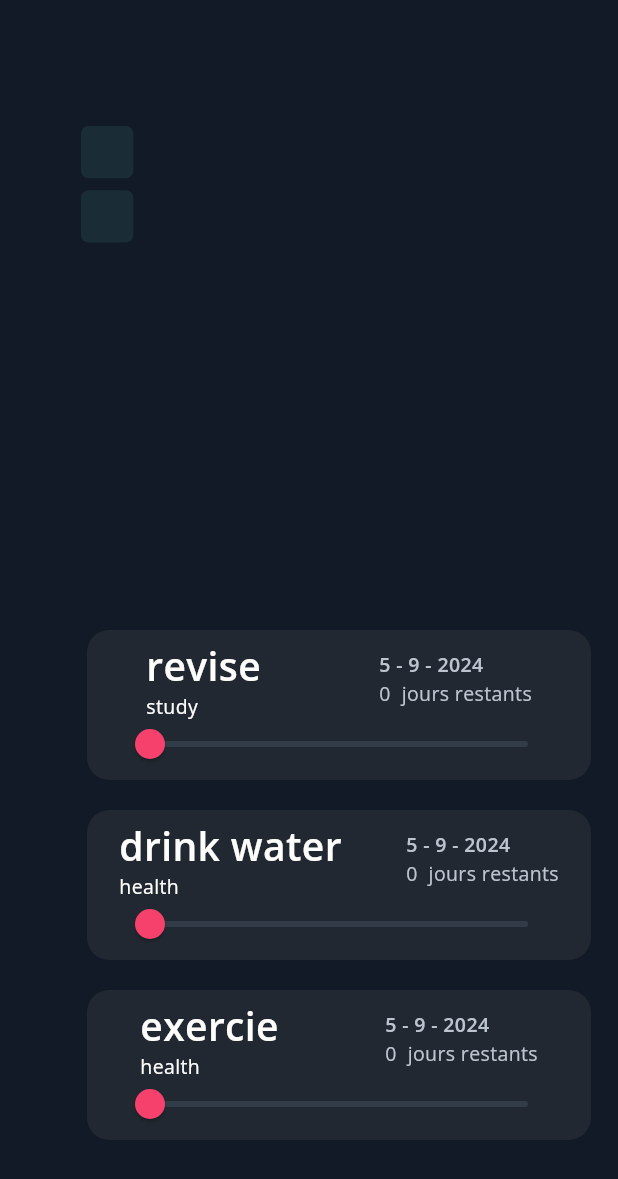
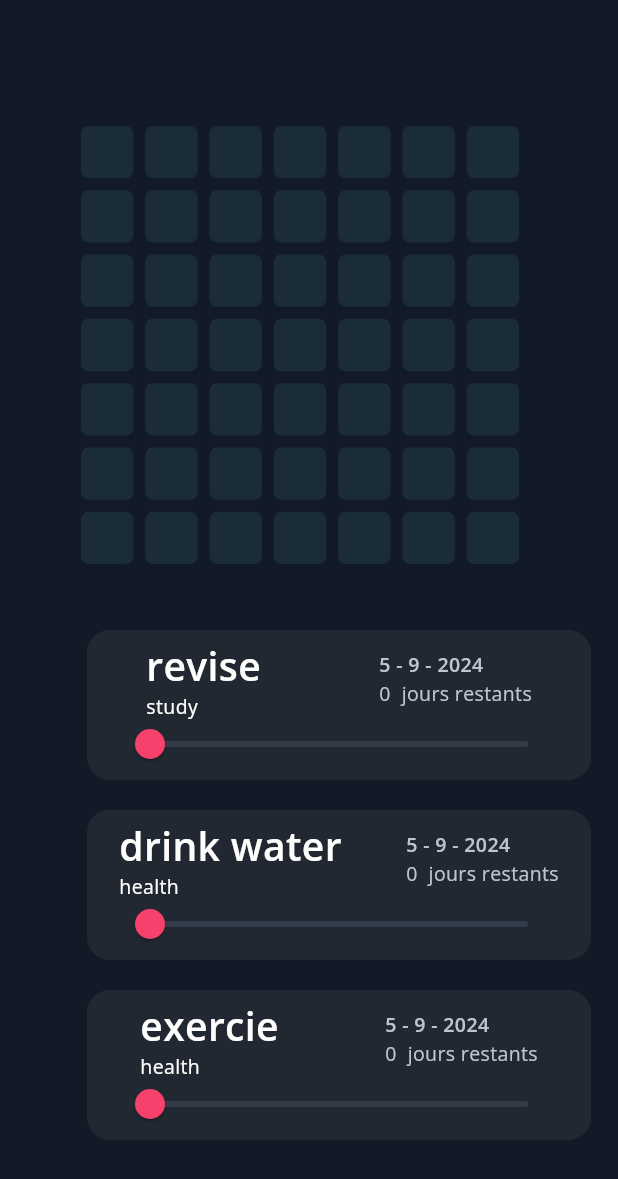
Before and after one commit to Adam-BACHI/productivity-app, a Flutter app: the HeatMapPage screen opened directly, on a phone screen of 412 x 824 dp. Shown: the top 1179 px of the screen. Run offline on Flutter 3.47's test engine with Material 3 defaults, Android fonts, the phone set to English and light mode, and no system bars; drawn by our look-alikes of flutter_slidable; our stand-ins replace flutter_staggered_animations, google_nav_bar, hive_flutter, lottie, smooth_page_indicator; accounts and stored records are empty.

Commit message:
Added animations and removing option for categories (if no task is within that categorie)

```diff
--- a/lib/comps/monthSummery.dart
+++ b/lib/comps/monthSummery.dart
@@ -1,4 +1,5 @@
 import 'package:flutter/material.dart';
+import 'package:flutter_staggered_animations/flutter_staggered_animations.dart';
 import 'package:hive_flutter/hive_flutter.dart';
 import 'package:productivity_app/comps/daySquare.dart';
 import 'package:productivity_app/dataBase/TaskList.dart';
@@ -38,20 +39,35 @@ class _MonthSummeryState extends State<MonthSummery> {
         alignment: Alignment.topCenter,
         child: SizedBox(
           height: 300,
+          child: AnimationLimiter(
             child: GridView.builder(
                 itemCount:
                     DateTime.now().difference(_myBase.get("STARTDATE")).inDays +
-                      2,
+                                2 >=
+                            49
+                        ? DateTime.now()
+                                .difference(_myBase.get("STARTDATE"))
+                                .inDays +
+                            2
+                        : 49,
                 scrollDirection: Axis.horizontal,
-              gridDelegate:
-                  SliverGridDelegateWithFixedCrossAxisCount(crossAxisCount: 7),
+                gridDelegate: SliverGridDelegateWithFixedCrossAxisCount(
+                    crossAxisCount: 7),
                 itemBuilder: (context, i) {
-                return Padding(
+                  return AnimationConfiguration.staggeredGrid(
+                    position: i,
+                    columnCount: 3,
+                    child: ScaleAnimation(
+                      child: Padding(
                           padding: const EdgeInsets.all(4),
                           child: DaySquare(
-                      date: _myBase.get("STARTDATE").add(Duration(days: i)),
-                    ));
+                            date:
+                                _myBase.get("STARTDATE").add(Duration(days: i)),
+                          )),
+                    ),
+                  );
                 }),
+          ),
         ),
       ),
     );
--- a/lib/pages/heatMap.dart
+++ b/lib/pages/heatMap.dart
@@ -16,6 +16,10 @@ class _HeatMapState extends State<HeatMapPage> {
   DataBase db = DataBase();
   final _myBase = Hive.box("TaskBase");
 
+  //for the animation
+  double width = 0;
+  bool myAnimation = false;
+
   @override
   void initState() {
     //if it's the first time the app is launched
@@ -29,6 +33,11 @@ class _HeatMapState extends State<HeatMapPage> {
     db.UpdateData();
 
     super.initState();
+    WidgetsBinding.instance.addPostFrameCallback((timeStamp) {
+      setState(() {
+        myAnimation = true;
+      });
+    });
   }
 
   final _controller = TextEditingController();
@@ -101,6 +110,7 @@ class _HeatMapState extends State<HeatMapPage> {
 
   @override
   Widget build(BuildContext context) {
+    width = MediaQuery.of(context).size.width;
     return Scaffold(
       backgroundColor: Color.fromARGB(255, 18, 26, 39),
       body: Column(children: [
@@ -110,7 +120,12 @@ class _HeatMapState extends State<HeatMapPage> {
             shrinkWrap: true,
             itemCount: db.ToDoList.length,
             itemBuilder: (context, index) {
-              return TaskComp(
+              return AnimatedContainer(
+                  duration: Duration(milliseconds: 200 + index * 250),
+                  curve: Curves.easeIn,
+                  transform:
+                      Matrix4.translationValues(myAnimation ? 0 : width, 0, 0),
+                  child: TaskComp(
                     taskName: db.ToDoList[db.ToDoList.length - index - 1][0],
                     category: db.ToDoList[db.ToDoList.length - index - 1][1],
                     date: db.ToDoList[db.ToDoList.length - index - 1][2],
@@ -119,7 +134,7 @@ class _HeatMapState extends State<HeatMapPage> {
                       progressChanged(pro, index);
                     },
                     delTask: (context) => remove(index),
-              );
+                  ));
             },
           ),
         ),
--- a/pubspec.yaml
+++ b/pubspec.yaml
@@ -40,7 +40,8 @@ dependencies:
   google_nav_bar: ^5.0.6
   hive: ^2.2.3
   hive_flutter: ^1.1.0
-  flutter_heatmap_calendar: ^1.0.5
+  flutter_staggered_animations: ^1.0.0
+
 
 
 dev_dependencies:
```
Also changed, not shown: lib/pages/TaskCategories.dart (+46 -4 lines), lib/pages/home.dart (+18 -1 lines), lib/dataBase/Categories.dart (deleted), pubspec.lock. Lines whose indentation alone changed are shown as unchanged.
